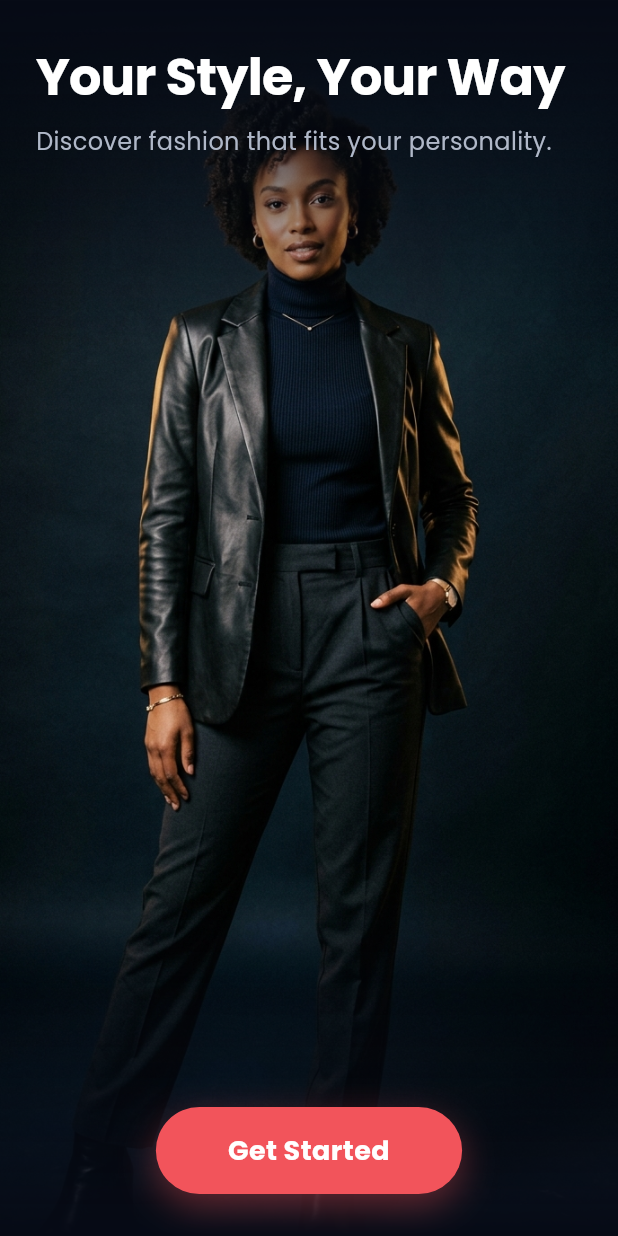
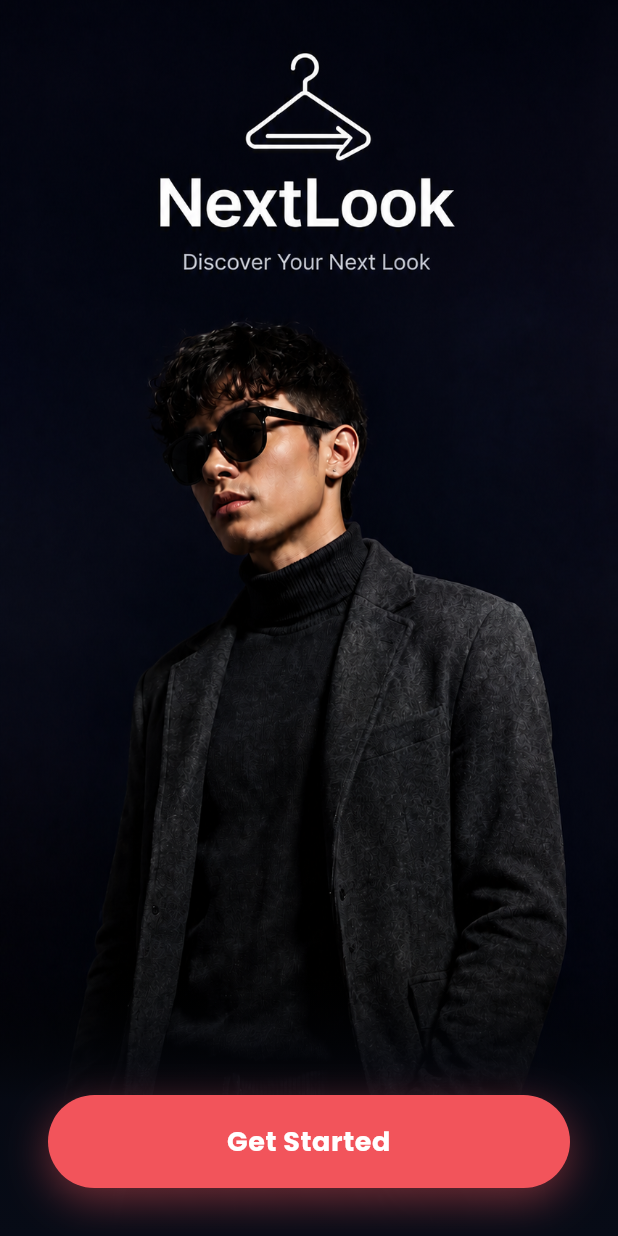
Before and after one commit to ab-pro-dev/NextLook-Shopping-App-Flutter, a Flutter app: the screen it shows after launch, on a phone screen of 412 x 824 dp. Run offline on Flutter 3.47's test engine with Material 3 defaults, Android fonts, the phone set to English and light mode, and no system bars; our stand-ins replace cached_network_image, dio, flutter_riverpod, flutter_secure_storage, go_router, google_fonts and 1 more.

Commit message:
refactor(branding): update onboarding screen with NextLook splash artwork, animated Get Started button, and replace all StyleHub references with NextLook

```diff
--- a/nextlook/lib/core/widgets/product_card.dart
+++ b/nextlook/lib/core/widgets/product_card.dart
@@ -4,7 +4,7 @@ import 'package:go_router/go_router.dart';
 import 'package:google_fonts/google_fonts.dart';
 import '../../features/products/data/product_card_model.dart';
 
-/// Reusable Product Card Widget matching StyleHub design specs.
+/// Reusable Product Card Widget matching NextLook design specs.
 class ProductCardWidget extends StatelessWidget {
   final ProductCard product;
   final double width;
--- a/nextlook/lib/features/auth/presentation/login_screen.dart
+++ b/nextlook/lib/features/auth/presentation/login_screen.dart
@@ -4,7 +4,7 @@ import 'package:go_router/go_router.dart';
 import 'package:google_fonts/google_fonts.dart';
 import '../application/auth_providers.dart';
 
-/// Login Screen matching StyleHub design system with form validation,
+/// Login Screen for NextLook design system with form validation,
 /// AuthController integration, social auth stubs, and register link.
 class LoginScreen extends ConsumerStatefulWidget {
   const LoginScreen({super.key});
--- a/nextlook/lib/features/auth/presentation/register_screen.dart
+++ b/nextlook/lib/features/auth/presentation/register_screen.dart
@@ -4,7 +4,7 @@ import 'package:go_router/go_router.dart';
 import 'package:google_fonts/google_fonts.dart';
 import '../application/auth_providers.dart';
 
-/// Register Screen matching StyleHub design system with field validations,
+/// Register Screen for NextLook design system with field validations,
 /// password match check, AuthController integration, and login link.
 class RegisterScreen extends ConsumerStatefulWidget {
   const RegisterScreen({super.key});
--- a/nextlook/lib/features/auth/presentation/splash_screen.dart
+++ b/nextlook/lib/features/auth/presentation/splash_screen.dart
@@ -77,7 +77,7 @@ class _SplashScreenState extends ConsumerState<SplashScreen> {
             ),
             const SizedBox(height: 20),
             Text(
-              'StyleHub',
+              'NextLook',
               style: GoogleFonts.poppins(
                 fontSize: 36,
                 fontWeight: FontWeight.bold,
@@ -87,7 +87,7 @@ class _SplashScreenState extends ConsumerState<SplashScreen> {
             ),
             const SizedBox(height: 8),
             Text(
-              'Dress Your Best',
+              'Discover Your Next Look',
               style: GoogleFonts.poppins(
                 fontSize: 16,
                 fontWeight: FontWeight.w300,
--- a/nextlook/lib/features/home/presentation/home_screen.dart
+++ b/nextlook/lib/features/home/presentation/home_screen.dart
@@ -8,7 +8,7 @@ import '../../products/application/product_providers.dart';
 import '../../products/data/category_model.dart';
 import '../../products/data/product_card_model.dart';
 
-/// Real Home Screen matching StyleHub design reference with search bar,
+/// Real Home Screen for NextLook with search bar,
 /// banner carousel, categories row, and 4 product section lists.
 class HomeScreen extends ConsumerStatefulWidget {
   const HomeScreen({super.key});
@@ -94,7 +94,7 @@ class _HomeScreenState extends ConsumerState<HomeScreen> {
                       crossAxisAlignment: CrossAxisAlignment.start,
                       children: [
                         Text(
-                          'StyleHub',
+                          'NextLook',
                           style: GoogleFonts.poppins(
                             fontSize: 24,
                             fontWeight: FontWeight.bold,
--- a/nextlook/lib/features/onboarding/presentation/onboarding_screen.dart
+++ b/nextlook/lib/features/onboarding/presentation/onboarding_screen.dart
@@ -18,41 +18,25 @@ class _OnboardingScreenState extends State<OnboardingScreen> {
   @override
   Widget build(BuildContext context) {
     final mediaQuery = MediaQuery.of(context);
-    final topPadding = mediaQuery.padding.top;
     final bottomPadding = mediaQuery.padding.bottom;
 
     return Scaffold(
-      backgroundColor: const Color(0xFF070B16), // Deep navy-to-black
+      backgroundColor: const Color(0xFF070B16), // Deep navy/black
       body: Stack(
         fit: StackFit.expand,
         children: [
-          // 1. Model Image filling the lower-center/right area
+          // 1. Full-bleed NextLook Splash Artwork (Hanger Logo + NextLook title + Model)
           Positioned.fill(
-            child: ShaderMask(
-              shaderCallback: (rect) {
-                return const LinearGradient(
-                  begin: Alignment.topCenter,
-                  end: Alignment.bottomCenter,
-                  colors: [
-                    Color(0xFF070B16), // Solid top for high contrast header
-                    Colors.transparent,
-                    Colors.transparent,
-                    Color(0xFF070B16), // Gradient overlay at bottom for button area
-                  ],
-                  stops: [0.0, 0.28, 0.72, 1.0],
-                ).createShader(rect);
-              },
-              blendMode: BlendMode.dstOut,
             child: Image.asset(
-                'assets/images/onboarding_model_bg.jpg',
+              'assets/images/nextlook_splash_bg.png',
               fit: BoxFit.cover,
-                alignment: const Alignment(0.4, 0.2), // Position lower-center/right
+              alignment: Alignment.center,
               errorBuilder: (context, error, stackTrace) {
                 return Container(
-                    color: const Color(0xFF0D1527),
+                  color: const Color(0xFF070B16),
                   child: const Center(
                     child: Icon(
-                        Icons.person_outline,
+                      Icons.shopping_bag_outlined,
                       size: 80,
                       color: Colors.white24,
                     ),
@@ -61,47 +45,37 @@ class _OnboardingScreenState extends State<OnboardingScreen> {
               },
             ),
           ),
-          ),
 
-          // 2. Content overlay with safe area padding
-          SafeArea(
-            child: Padding(
-              padding: const EdgeInsets.symmetric(horizontal: 24.0),
-              child: Column(
-                crossAxisAlignment: CrossAxisAlignment.start,
-                children: [
-                  SizedBox(height: topPadding > 0 ? 16 : 32),
-
-                  // Top-left Headline & Subtext
-                  const Text(
-                    'Your Style, Your Way',
-                    style: TextStyle(
-                      fontSize: 34,
-                      fontWeight: FontWeight.bold,
-                      color: Colors.white,
-                      height: 1.15,
-                      letterSpacing: -0.5,
+          // 2. Gradient overlay at the bottom for high button contrast
+          Positioned(
+            left: 0,
+            right: 0,
+            bottom: 0,
+            height: 180,
+            child: Container(
+              decoration: const BoxDecoration(
+                gradient: LinearGradient(
+                  begin: Alignment.topCenter,
+                  end: Alignment.bottomCenter,
+                  colors: [
+                    Colors.transparent,
+                    Color(0xCC070B16),
+                    Color(0xFF070B16),
+                  ],
                 ),
               ),
-                  const SizedBox(height: 12),
-                  const Text(
-                    'Discover fashion that fits your personality.',
-                    style: TextStyle(
-                      fontSize: 16,
-                      fontWeight: FontWeight.w400,
-                      color: Color(0xFFB0B8C8), // Light grey subtext
-                      height: 1.4,
             ),
           ),
 
-                  const Spacer(),
-
-                  // Bottom Pill-Shaped "Get Started" Button
-                  Align(
-                    alignment: Alignment.center,
+          // 3. Rounded Pill "Get Started" Button at bottom
+          SafeArea(
+            child: Align(
+              alignment: Alignment.bottomCenter,
               child: Padding(
                 padding: EdgeInsets.only(
-                        bottom: bottomPadding > 0 ? 12 : 28,
+                  left: 32,
+                  right: 32,
+                  bottom: bottomPadding > 0 ? 16 : 32,
                 ),
                 child: GestureDetector(
                   onTapDown: (_) => setState(() => _isPressed = true),
@@ -116,19 +90,17 @@ class _OnboardingScreenState extends State<OnboardingScreen> {
                     curve: Curves.easeOutCubic,
                     child: AnimatedContainer(
                       duration: const Duration(milliseconds: 150),
-                            padding: const EdgeInsets.symmetric(
-                              vertical: 16,
-                              horizontal: 48,
-                            ),
+                      width: double.infinity,
+                      padding: const EdgeInsets.symmetric(vertical: 18),
                       decoration: BoxDecoration(
                         color: _isPressed
-                                  ? const Color(0xFFD63E45) // Darker coral/pink on press
-                                  : const Color(0xFFF2545B), // Vibrant Coral/Pink (#F2545B)
+                            ? const Color(0xFFD63E45) // Slightly darker coral on press
+                            : const Color(0xFFF2545B), // Coral/pink (#F2545B)
                         borderRadius: BorderRadius.circular(50),
                         boxShadow: [
                           BoxShadow(
-                                  color: const Color(0xFFF2545B).withValues(alpha: 0.4),
-                                  blurRadius: 20,
+                            color: const Color(0xFFF2545B).withValues(alpha: 0.45),
+                            blurRadius: 24,
                             offset: const Offset(0, 8),
                           ),
                         ],
@@ -139,7 +111,7 @@ class _OnboardingScreenState extends State<OnboardingScreen> {
                           fontSize: 18,
                           fontWeight: FontWeight.bold,
                           color: Colors.white,
-                                letterSpacing: 0.3,
+                          letterSpacing: 0.4,
                         ),
                         textAlign: TextAlign.center,
                       ),
@@ -148,9 +120,6 @@ class _OnboardingScreenState extends State<OnboardingScreen> {
                 ),
               ),
             ),
-                ],
-              ),
-            ),
           ),
         ],
       ),
--- a/nextlook/lib/main.dart
+++ b/nextlook/lib/main.dart
@@ -193,7 +193,7 @@ class NextLookApp extends ConsumerWidget {
     final router = ref.watch(goRouterProvider);
 
     return MaterialApp.router(
-      title: 'StyleHub',
+      title: 'NextLook',
       debugShowCheckedModeBanner: false,
       theme: AppTheme.lightTheme,
       routerConfig: router,
```
Also changed, not shown: nextlook/assets/images/ChatGPT Image Jul 24, 2026, 04_16_00 PM.png (added), nextlook/assets/images/nextlook_splash_bg.png (added), 2 other files. Lines whose indentation alone changed are shown as unchanged.
